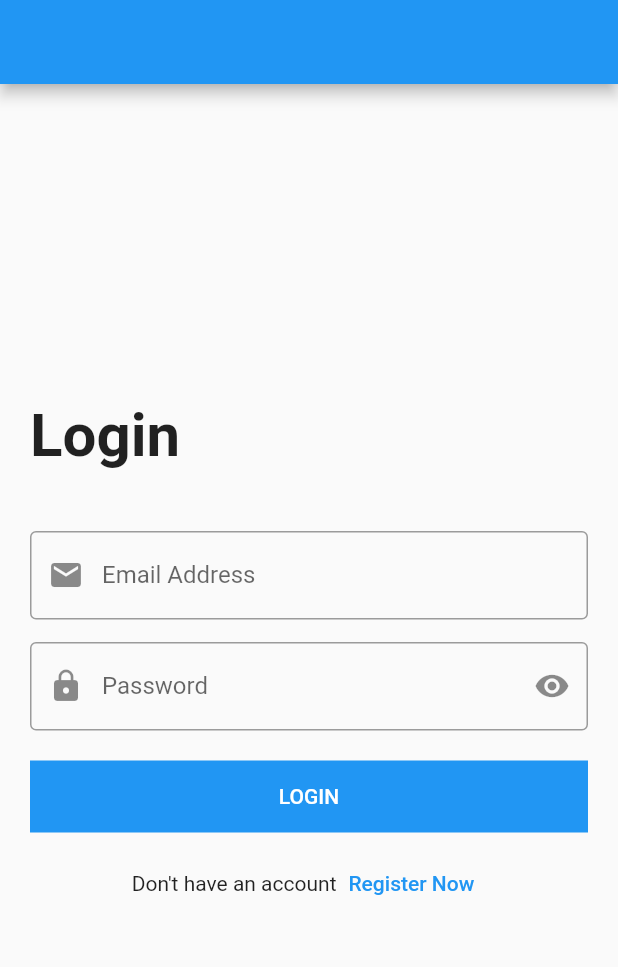
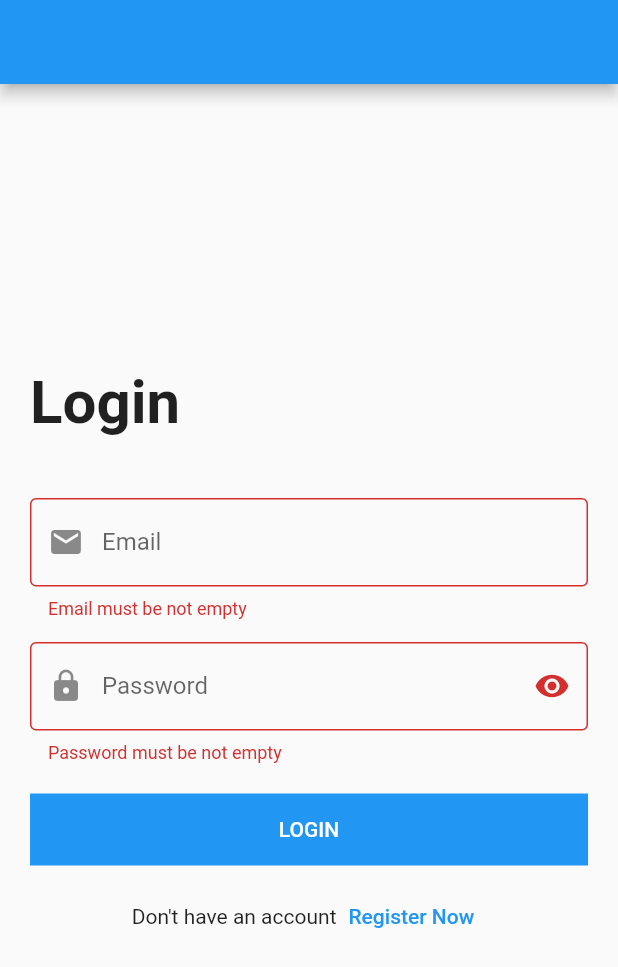
Before and after one commit to MohamedEssam-900009/login_screen, a Flutter app: the screen it shows after launch, after a tap on "LOGIN", on a phone screen of 412 x 824 dp. Shown: the top 967 px of the screen. Run offline on Flutter 3.47's test engine with Material 2 defaults, Android fonts, the phone set to English and light mode, and no system bars.

Commit message:
added reuasable components, form validation and obscure text

```diff
--- a/lib/login_screen.dart
+++ /dev/null
@@ -1,93 +0,0 @@
-import 'package:flutter/material.dart';
-
-// ignore: must_be_immutable
-class LoginScreen extends StatelessWidget {
-  LoginScreen({Key? key}) : super(key: key);
-
-  var emailController = TextEditingController();
-  var passwordController = TextEditingController();
-  @override
-  Widget build(BuildContext context) {
-    return Scaffold(
-      appBar: AppBar(),
-      body: Padding(
-        padding: const EdgeInsets.all(20.0),
-        child: Center(
-          child: SingleChildScrollView(
-            child: Column(
-              crossAxisAlignment: CrossAxisAlignment.start,
-              children: [
-                const Text(
-                  'Login',
-                  style: TextStyle(
-                    fontSize: 40.0,
-                    fontWeight: FontWeight.bold,
-                  ),
-                ),
-                const SizedBox(
-                  height: 40.0,
-                ),
-                TextFormField(
-                  controller: emailController,
-                  keyboardType: TextInputType.emailAddress,
-                  onFieldSubmitted: (value) {
-                  },
-                  onChanged: (value) {
-                  },
-                  decoration: const InputDecoration(
-                    labelText: 'Email Address',
-                    prefixIcon: Icon(Icons.email),
-                    border: OutlineInputBorder(),
-                  ),
-                ),
-                const SizedBox(
-                  height: 15.0,
-                ),
-                TextFormField(
-                  controller: passwordController,
-                  keyboardType: TextInputType.visiblePassword,
-                  obscureText: true,
-                  onFieldSubmitted: (value) {},
-                  onChanged: (value) {},
-                  decoration: const InputDecoration(
-                    labelText: 'Password',
-                    prefixIcon: Icon(Icons.lock),
-                    suffixIcon: Icon(Icons.remove_red_eye),
-                    border: OutlineInputBorder(),
-                  ),
-                ),
-                const SizedBox(
-                  height: 20.0,
-                ),
-                Container(
-                  width: double.infinity,
-                  color: Colors.blue,
-                  child: MaterialButton(
-                    onPressed: () {
-                      debugPrint(emailController.text);
-                      debugPrint(passwordController.text);
-                    },
-                    child: const Text(
-                      'LOGIN',
-                      style: TextStyle(
-                        color: Colors.white,
-                      ),
-                    ),
-                  ),
-                ),
-                const SizedBox(height: 10.0,),
-                Row(
-                  mainAxisAlignment: MainAxisAlignment.center,
-                  children: [
-                    const Text('Don\'t have an account'),
-                    TextButton(onPressed: (){}, child: const Text('Register Now'))
-                  ],
-                )
-              ],
-            ),
-          ),
-        ),
-      ),
-    );
-  }
-}
--- a/lib/main.dart
+++ b/lib/main.dart
@@ -1,5 +1,5 @@
 import 'package:flutter/material.dart';
-import 'package:login_screen/login_screen.dart';
+import 'modules/login/login_screen.dart';
 
 void main() {
   runApp(const MyApp());
--- /dev/null
+++ b/lib/modules/login/login_screen.dart
@@ -0,0 +1,117 @@
+import 'package:flutter/material.dart';
+import 'package:login_screen/shared/components/components.dart';
+// Reuasble Components (Spliting Components)
+// 1.timing
+// 2.refactor
+// 3.Quality
+
+// ignore: must_be_immutable
+class LoginScreen extends StatefulWidget {
+  const LoginScreen({Key? key}) : super(key: key);
+
+  @override
+  State<LoginScreen> createState() => _LoginScreenState();
+}
+
+class _LoginScreenState extends State<LoginScreen> {
+  var emailController = TextEditingController();
+
+  var passwordController = TextEditingController();
+
+  var formKey = GlobalKey<FormState>();
+
+  bool isPasswordShowen = true;
+
+  @override
+  Widget build(BuildContext context) {
+    return Scaffold(
+      appBar: AppBar(),
+      body: Padding(
+        padding: const EdgeInsets.all(20.0),
+        child: Center(
+          child: SingleChildScrollView(
+            child: Form(
+              key: formKey,
+              child: Column(
+                crossAxisAlignment: CrossAxisAlignment.start,
+                children: [
+                  const Text(
+                    'Login',
+                    style: TextStyle(
+                      fontSize: 40.0,
+                      fontWeight: FontWeight.bold,
+                    ),
+                  ),
+                  const SizedBox(
+                    height: 40.0,
+                  ),
+                  defaultFormField(
+                    controller: emailController,
+                    type: TextInputType.emailAddress,
+                    validate: (value) {
+                      if (value!.isEmpty) {
+                        return 'Email must be not empty';
+                      }
+                      return null;
+                    },
+                    label: 'Email',
+                    prefix: Icons.email,
+                  ),
+                  const SizedBox(
+                    height: 15.0,
+                  ),
+                  defaultFormField(
+                    controller: passwordController,
+                    type: TextInputType.visiblePassword,
+                    isPassword: isPasswordShowen,
+                    validate: (value) {
+                      if (value!.isEmpty) {
+                        return 'Password must be not empty';
+                      }
+                      return null;
+                    },
+                    label: 'Password',
+                    prefix: Icons.lock,
+                    suffix: isPasswordShowen
+                        ? Icons.visibility
+                        : Icons.visibility_off,
+                    suffixPressed: () {
+                      setState(() {
+                        isPasswordShowen = !isPasswordShowen;
+                      });
+                    },
+                  ),
+                  const SizedBox(
+                    height: 20.0,
+                  ),
+                  defaultButton(
+                    onPressed: () {
+                      if (formKey.currentState!.validate()) {
+                        debugPrint(emailController.text);
+                        debugPrint(passwordController.text);
+                      }
+                    },
+                    text: 'login',
+                  ),
+                  const SizedBox(
+                    height: 10.0,
+                  ),
+                  Row(
+                    mainAxisAlignment: MainAxisAlignment.center,
+                    children: [
+                      const Text('Don\'t have an account'),
+                      TextButton(
+                        onPressed: () {},
+                        child: const Text('Register Now'),
+                      ),
+                    ],
+                  )
+                ],
+              ),
+            ),
+          ),
+        ),
+      ),
+    );
+  }
+}
--- /dev/null
+++ b/lib/shared/components/components.dart
@@ -0,0 +1,52 @@
+import 'package:flutter/material.dart';
+
+Widget defaultButton({
+  double width = double.infinity,
+  Color background = Colors.blue,
+  bool isUpperCase = true,
+  required Function() onPressed,
+  required String text,
+}) =>
+    Container(
+      width: width,
+      color: background,
+      child: MaterialButton(
+        onPressed: onPressed,
+        child: Text(
+          isUpperCase ? text.toUpperCase() : text,
+          style: const TextStyle(
+            color: Colors.white,
+          ),
+        ),
+      ),
+    );
+
+Widget defaultFormField(
+        {required TextEditingController controller,
+        required TextInputType type,
+        ValueChanged<String>? onSubmit,
+        ValueChanged<String>? onChanged,
+        bool isPassword = false,
+        required FormFieldValidator<String>? validate,
+        required String label,
+        required IconData prefix,
+        IconData? suffix,
+        Function()? suffixPressed,
+        GestureTapCallback? onTap}) =>
+    TextFormField(
+      controller: controller,
+      keyboardType: type,
+      obscureText: isPassword,
+      onFieldSubmitted: onSubmit,
+      onChanged: onSubmit,
+      validator: validate,
+      decoration: InputDecoration(
+        labelText: label,
+        prefixIcon: Icon(prefix),
+        suffixIcon: IconButton(
+          icon: Icon(suffix),
+          onPressed: suffixPressed,
+        ),
+        border: const OutlineInputBorder(),
+      ),
+    );
```
